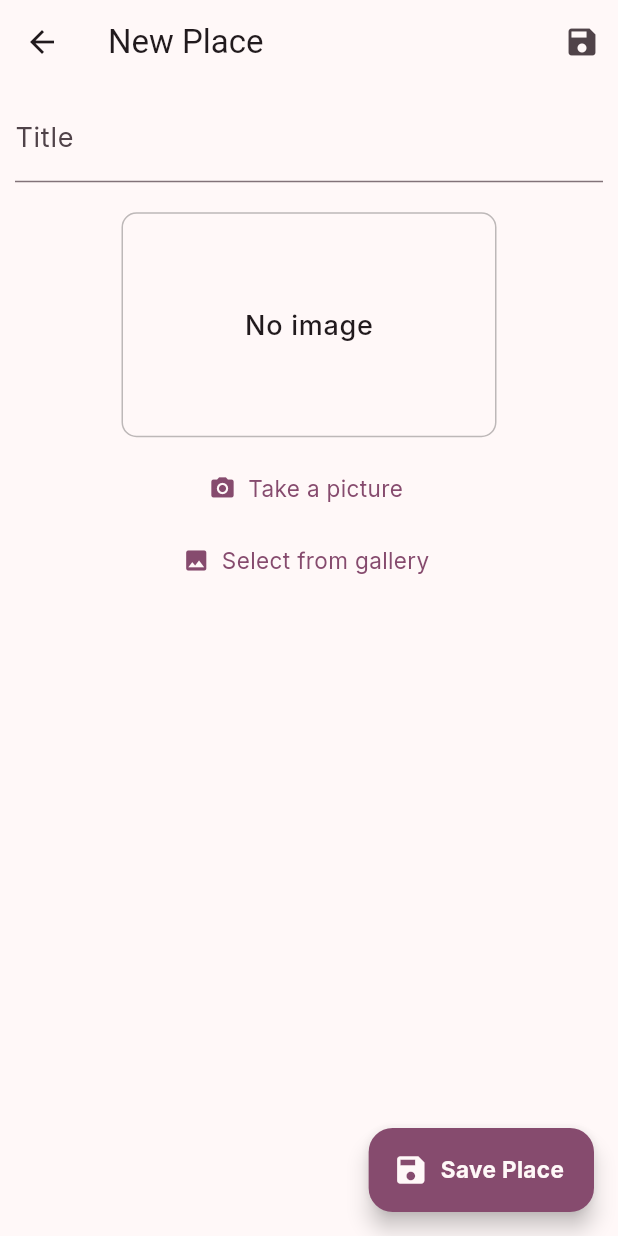
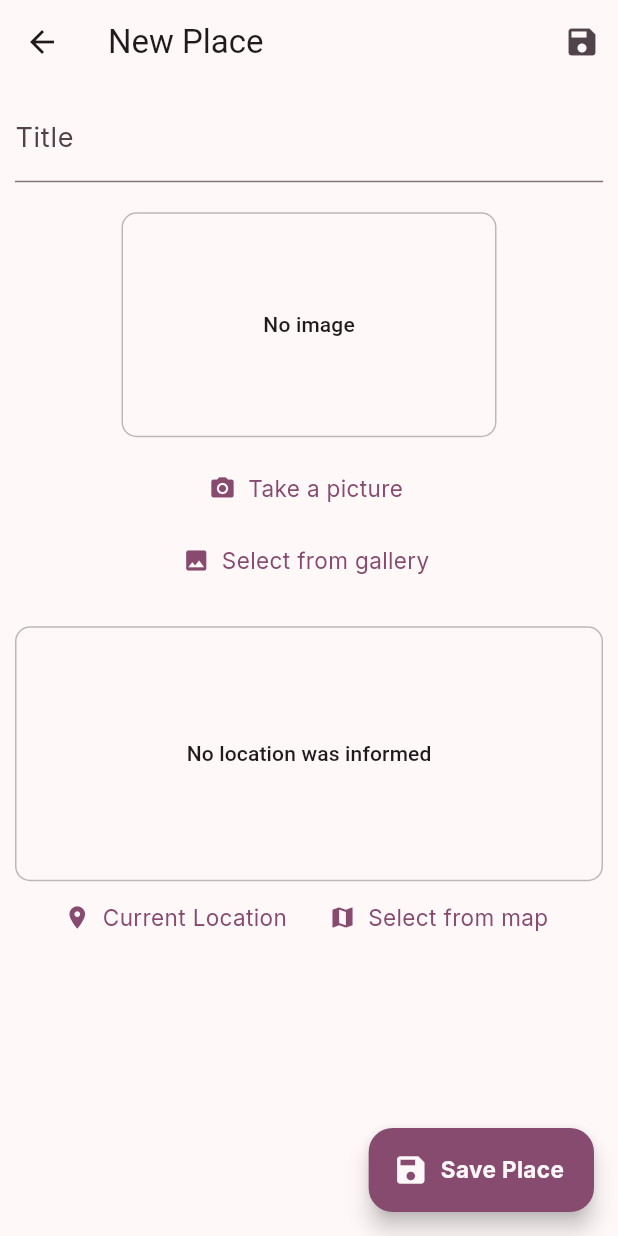
Before and after one commit to darcanj0/great_places, a Flutter app: the PlaceFormPage screen opened by its route, on a phone screen of 412 x 824 dp. Run offline on Flutter 3.47's test engine with Material 2 defaults, Android fonts, the phone set to English and light mode, and no system bars; our stand-ins replace google_fonts, image_picker, location, sqflite; accounts and stored records are empty.

Commit message:
feat: get current location data

```diff
--- a/lib/components/image_input.dart
+++ b/lib/components/image_input.dart
@@ -117,7 +117,7 @@
             )
           : Text(
               'No image',
-              style: textTheme.labelMedium,
+              style: textTheme.labelLarge,
             ),
     );
   }
--- /dev/null
+++ b/lib/components/location_input.dart
@@ -0,0 +1,79 @@
+import 'package:flutter/material.dart';
+import 'package:great_places/providers/location_provider.dart';
+import 'package:great_places/utils/theme_consumer.dart';
+import 'package:provider/provider.dart';
+
+class LocationInput extends StatefulWidget {
+  const LocationInput({super.key});
+
+  @override
+  State<LocationInput> createState() => _LocationInputState();
+}
+
+class _LocationInputState extends State<LocationInput> with ThemeConsumer {
+  String previewImageUrl = '';
+  @override
+  Widget build(BuildContext context) {
+    return Consumer<LocationProvider>(
+        builder: (ctx, locationProvider, child) => Column(
+              children: [
+                Container(
+                  height: 170,
+                  width: double.infinity,
+                  alignment: Alignment.center,
+                  decoration: BoxDecoration(
+                      borderRadius: BorderRadius.circular(10),
+                      border: Border.all(
+                        width: 1,
+                        color: Colors.black26,
+                      )),
+                  child: previewImageUrl.isEmpty
+                      ? Text(
+                          'No location was informed',
+                          style: getTextTheme(context)?.labelLarge,
+                        )
+                      : Image.network(
+                          previewImageUrl,
+                          fit: BoxFit.cover,
+                          width: double.infinity,
+                        ),
+                ),
+                Row(
+                  mainAxisAlignment: MainAxisAlignment.center,
+                  children: [
+                    TextButton.icon(
+                      onPressed: () {
+                        locationProvider.checkServiceStatus().then((value) {
+                          if (value) {
+                            locationProvider.getCurrentLocation();
+                          } else {
+                            return;
+                          }
+                        });
+                      },
+                      icon: const Icon(Icons.location_on),
+                      label: Text(
+                        'Current Location',
+                        style: getTextTheme(context)?.bodyMedium?.copyWith(
+                              color: getColorScheme(context)?.primary,
+                              fontWeight: FontWeight.normal,
+                            ),
+                      ),
+                    ),
+                    TextButton.icon(
+                      onPressed: () {},
+                      icon: const Icon(Icons.map),
+                      label: Text(
+                        'Select from map',
+                        style: getTextTheme(context)?.bodyMedium?.copyWith(
+                              color: getColorScheme(context)?.primary,
+                              fontWeight: FontWeight.normal,
+                            ),
+                      ),
+                    )
+                  ],
+                )
+              ],
+            ));
+  }
+}
--- a/lib/main.dart
+++ b/lib/main.dart
@@ -4,12 +4,16 @@
 import 'package:great_places/pages/places_page.dart';
 import 'package:great_places/providers/great_places_provider.dart';
 import 'package:great_places/providers/local_bd_provider.dart';
+import 'package:great_places/providers/location_provider.dart';
 import 'package:great_places/theme/theme_builder.dart';
 import 'package:provider/provider.dart';
 
 void main() {
   runApp(MultiProvider(
     providers: [
+      ChangeNotifierProvider(
+        create: (context) => LocationProvider(),
+      ),
       ChangeNotifierProvider(
         create: (context) => GreatPlacesProvider(
           dbAdapter: LocalDbProvider(),
--- a/lib/pages/place_form_page.dart
+++ b/lib/pages/place_form_page.dart
@@ -1,6 +1,7 @@
 import 'dart:io';
 
 import 'package:flutter/material.dart';
+import 'package:great_places/components/location_input.dart';
 import 'package:great_places/providers/great_places_provider.dart';
 import 'package:great_places/utils/theme_consumer.dart';
 import 'package:provider/provider.dart';
@@ -95,6 +96,8 @@
                       const SizedBox(height: 20),
                       ImageInput(onSelectImage: selectImage),
                       const SizedBox(height: 20),
+                      LocationInput(),
+                      const SizedBox(height: 20),
                     ],
                   ),
                 ),
--- /dev/null
+++ b/lib/providers/location_provider.dart
@@ -0,0 +1,50 @@
+import 'package:flutter/material.dart';
+import 'package:location/location.dart';
+
+class LocationProvider with ChangeNotifier {
+  Location location = Location();
+  bool _serviceEnabled = false;
+  PermissionStatus _permissionGranted = PermissionStatus.denied;
+
+  Future<bool> checkServiceStatus() async {
+    _serviceEnabled = await location.serviceEnabled();
+    if (_serviceEnabled) {
+      await requestService();
+    }
+    return _serviceEnabled;
+  }
+
+  Future<void> requestService() async {
+    _serviceEnabled = await location.requestService();
+    notifyListeners();
+  }
+
+  bool isDenied(PermissionStatus status) {
+    if (status == PermissionStatus.denied ||
+        status == PermissionStatus.deniedForever) {
+      return true;
+    }
+    return false;
+  }
+
+  Future<bool> checkPermissionStatus() async {
+    _permissionGranted = await location.hasPermission();
+    if (isDenied(_permissionGranted)) {
+      _permissionGranted = await location.requestPermission();
+      if (isDenied(_permissionGranted)) {
+        return false;
+      }
+    }
+    return true;
+  }
+
+  Future<LocationData?> getCurrentLocation() async {
+    bool hasPermission = await checkPermissionStatus();
+    if (!hasPermission) return null;
+    final data = await location.getLocation();
+    print(data.altitude);
+    print(data.latitude);
+    print(data.longitude);
+    return data;
+  }
+}
```
Also changed, not shown: 1 other file.
